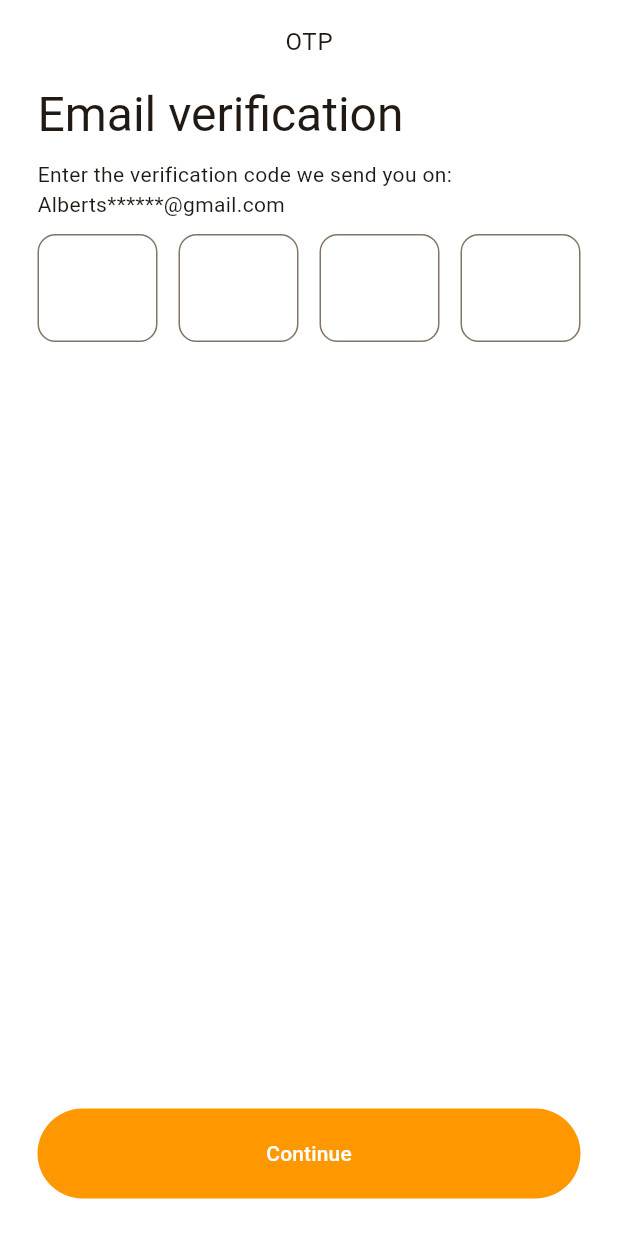
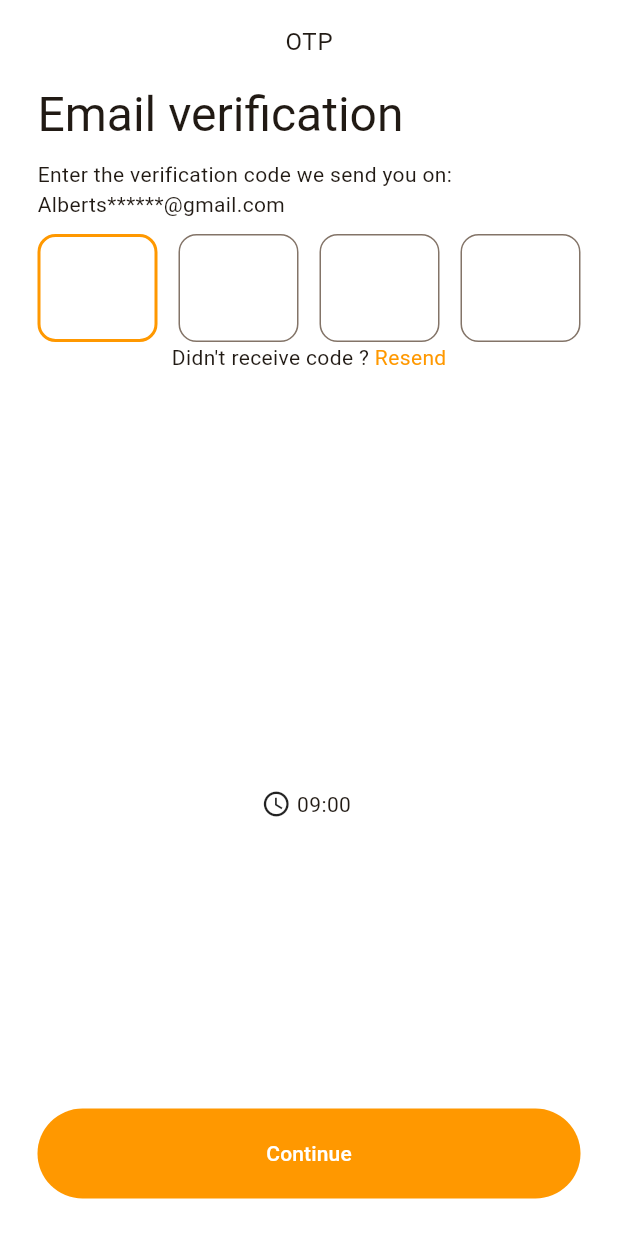
Before and after one commit to alpha-sow/fooddelivery, a Flutter app: the LoginEmailVerificationView screen opened by its route, on a phone screen of 412 x 824 dp. Run offline on Flutter 3.47's test engine with Material 3 defaults, Android fonts, the phone set to English and light mode, and no system bars; our stand-ins replace auto_route, flutter_svg, vector_graphics.

Commit message:
feat: code verification view

```diff
--- a/lib/login/view/login_email_verification_view.dart
+++ b/lib/login/view/login_email_verification_view.dart
@@ -32,11 +32,24 @@ class LoginEmailVerificationView extends StatelessWidget {
                   ),
                   VerificationCode(),
                   Row(
+                    mainAxisAlignment: MainAxisAlignment.center,
                     children: [
-                      Text(''),
-                      Text(''),
+                      Text("Didn't receive code ?"),
+                      LoginTextButton(label: ' Resend'),
                     ],
-                  )
+                  ),
+                  Spacer(),
+                  Padding(
+                    padding: EdgeInsets.symmetric(vertical: 25.0),
+                    child: Row(
+                      mainAxisAlignment: MainAxisAlignment.center,
+                      children: [
+                        Icon(Icons.watch_later_outlined, size: 20),
+                        Text(' 09:00 '),
+                      ],
+                    ),
+                  ),
+                  Spacer(),
                 ],
               ),
             ),
--- a/lib/login/view/widgets/verification_code.dart
+++ b/lib/login/view/widgets/verification_code.dart
@@ -30,6 +30,7 @@ class _VerificationInput extends StatelessWidget {
         keyboardType: TextInputType.number,
         style: Theme.of(context).textTheme.headlineLarge,
         textAlign: TextAlign.center,
+        autofocus: true,
         decoration: const InputDecoration(
           counter: Offstage(),
           border: OutlineInputBorder(
```
